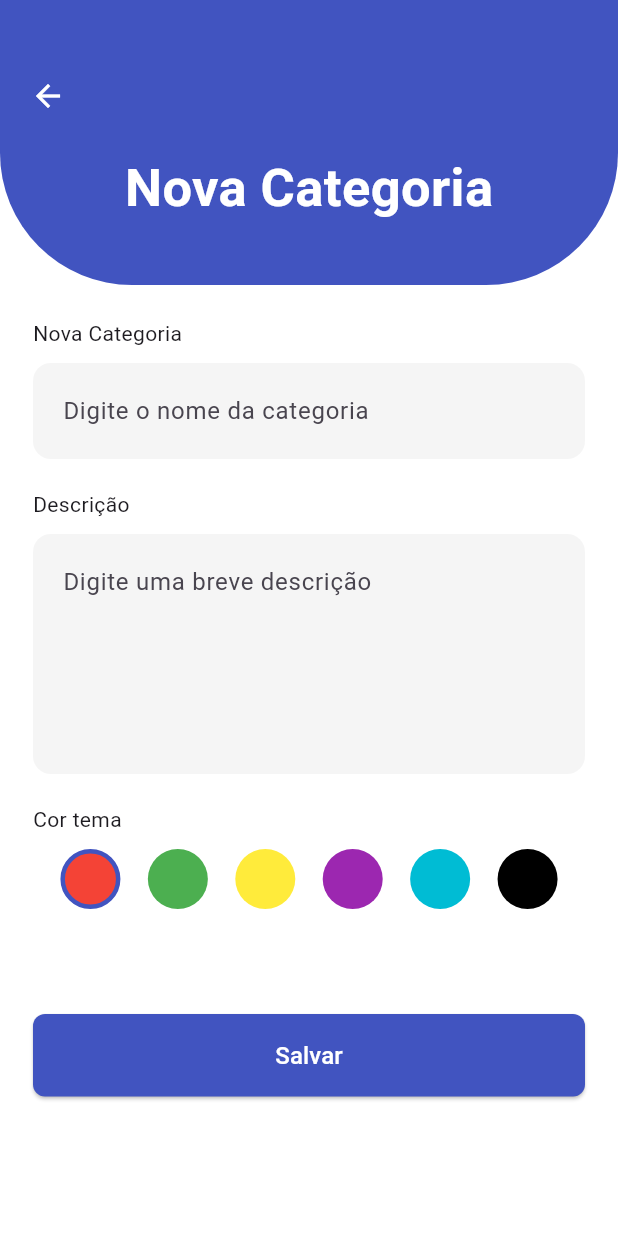
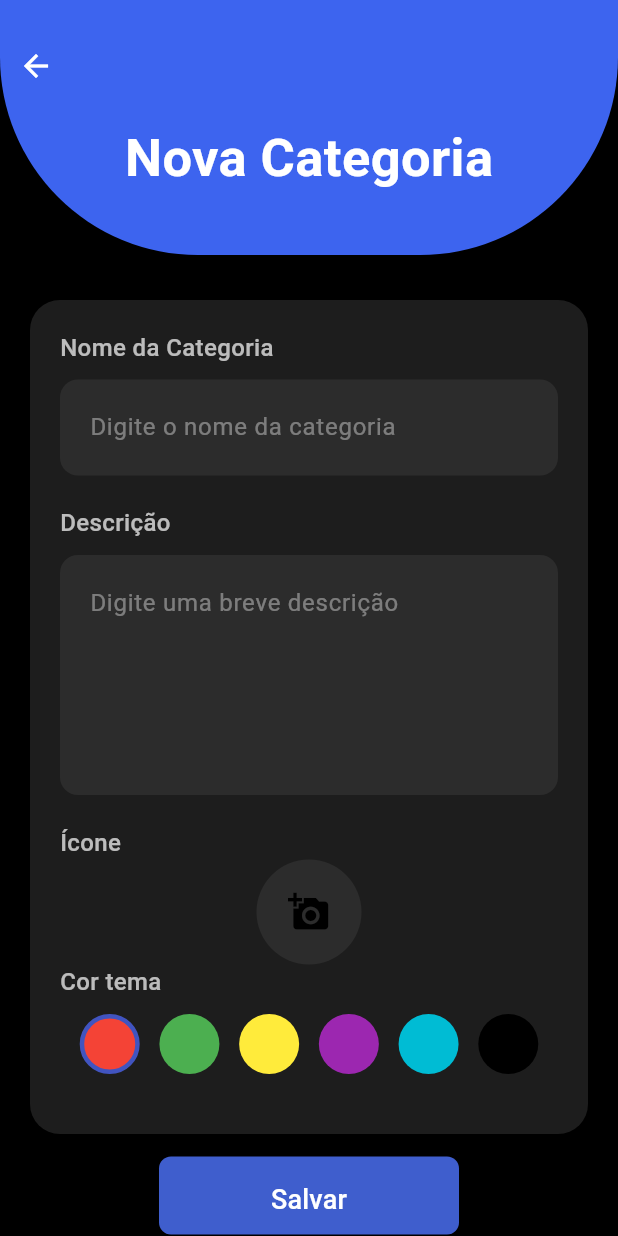
Before and after one commit to Josmateussilva0110/EVOLVERE_PDSI, a Flutter app: the RegisterCategorieScreen screen opened directly, on a phone screen of 412 x 824 dp. Run offline on Flutter 3.47's test engine with Material 3 defaults, Android fonts, the phone set to English and light mode, and no system bars; our stand-ins replace image_picker.

Commit message:
feat: tela de cadastro de categoria no novo estilo

```diff
--- a/frontend/lib/features/user/create_categorie_screen.dart
+++ b/frontend/lib/features/user/create_categorie_screen.dart
@@ -1,4 +1,6 @@
 import 'package:flutter/material.dart';
+import 'package:image_picker/image_picker.dart';
+import 'dart:io';
 
 void main() => runApp(MaterialApp(home: RegisterCategorieScreen()));
 
@@ -17,39 +19,50 @@ class _CategoriesScreenState extends State<RegisterCategorieScreen> {
     Colors.black,
   ];
 
-  Color _selectedColor = Colors.red; // inicializar com a primeira cor
+  Color _selectedColor = Colors.red;
+  File? _image;
+
+  Future<void> _pickImage() async {
+    final pickedFile = await ImagePicker().pickImage(
+      source: ImageSource.gallery,
+    );
+
+    if (pickedFile != null) {
+      setState(() {
+        _image = File(pickedFile.path);
+      });
+    }
+  }
 
   @override
   Widget build(BuildContext context) {
     return Scaffold(
-      backgroundColor: const Color.fromARGB(255, 255, 255, 255),
+      backgroundColor: Colors.black,
       body: SafeArea(
         child: SingleChildScrollView(
           child: Column(
             children: [
               Container(
                 decoration: BoxDecoration(
-                  color: Color.fromARGB(255, 65, 84, 192),
+                  color: Color.fromARGB(255, 61, 100, 239),
                   borderRadius: BorderRadius.only(
-                    bottomLeft: Radius.circular(88),
-                    bottomRight: Radius.circular(88),
+                    bottomLeft: Radius.circular(132),
+                    bottomRight: Radius.circular(132),
                   ),
                 ),
-                padding: EdgeInsets.symmetric(vertical: 40),
+                padding: EdgeInsets.only(top: 20, bottom: 40),
                 width: double.infinity,
                 child: Column(
-                  crossAxisAlignment: CrossAxisAlignment.start,
                   children: [
-                    Padding(
-                      padding: const EdgeInsets.only(left: 8.0),
+                    Align(
+                      alignment: Alignment.topLeft,
                       child: IconButton(
                         onPressed: () {},
                         icon: Icon(Icons.arrow_back, color: Colors.white),
                       ),
                     ),
                     SizedBox(height: 12),
-                    Center(
-                      child: Text(
+                    Text(
                       'Nova Categoria',
                       style: TextStyle(
                         color: Colors.white,
@@ -57,17 +70,30 @@ class _CategoriesScreenState extends State<RegisterCategorieScreen> {
                         fontWeight: FontWeight.bold,
                       ),
                     ),
+                  ],
+                ),
+              ),
+              SizedBox(height: 30),
+              Padding(
+                padding: const EdgeInsets.symmetric(horizontal: 20),
+                child: Container(
+                  padding: EdgeInsets.all(20),
+                  decoration: BoxDecoration(
+                    color: Color(0xFF1D1D1D),
+                    borderRadius: BorderRadius.circular(20),
+                    boxShadow: [
+                      BoxShadow(
+                        color: Colors.black.withOpacity(0.5),
+                        blurRadius: 10,
+                        offset: Offset(0, 4),
                       ),
                     ],
                   ),
-              ),
-              Padding(
-                padding: const EdgeInsets.all(22.0),
                   child: Column(
                     crossAxisAlignment: CrossAxisAlignment.stretch,
                     children: [
                       _buildTextField(
-                      label: "Nova Categoria",
+                        label: "Nome da Categoria",
                         hint: "Digite o nome da categoria",
                       ),
                       SizedBox(height: 20),
@@ -78,12 +104,54 @@ class _CategoriesScreenState extends State<RegisterCategorieScreen> {
                       ),
                       SizedBox(height: 20),
                       Column(
+                        crossAxisAlignment:
+                            CrossAxisAlignment
+                                .start,
+                        children: [
+                          Text(
+                            'Ícone',
+                            style: TextStyle(
+                              color: Colors.white70,
+                              fontSize: 16,
+                              fontWeight: FontWeight.w500,
+                            ),
+                          ),
+
+                          Center(
+                            child: GestureDetector(
+                              onTap: _pickImage,
+                              child: CircleAvatar(
+                                radius: 35,
+                                backgroundColor: Color(0xFF2C2C2C),
+                                backgroundImage:
+                                    _image != null ? FileImage(_image!) : null,
+                                child:
+                                    _image == null
+                                        ? Icon(
+                                          Icons.add_a_photo,
+                                          size: 28,
+                                          color: const Color.fromARGB(255, 0, 0, 0),
+                                        )
+                                        : null,
+                              ),
+                            ),
+                          ),
+                          Column(
                             crossAxisAlignment: CrossAxisAlignment.start,
                             children: [
-                        Text("Cor tema"),
+                              Text(
+                                "Cor tema",
+                                style: TextStyle(
+                                  color: Colors.white70,
+                                  fontSize: 16,
+                                  fontWeight: FontWeight.w500,
+                                ),
+                              ),
+
                               SizedBox(height: 10),
                               Row(
-                          mainAxisAlignment: MainAxisAlignment.spaceEvenly,
+                                mainAxisAlignment:
+                                    MainAxisAlignment.spaceEvenly,
                                 children:
                                     _colorsAvailable.map((cor) {
                                       bool selecionada = cor == _selectedColor;
@@ -118,12 +186,20 @@ class _CategoriesScreenState extends State<RegisterCategorieScreen> {
                               ),
                             ],
                           ),
+                        ],
+                      ),
                       SizedBox(height: 20),
-                    SizedBox(height: 20),
-                    SizedBox(height: 30),
-                    ElevatedButton(
+                    ],
+                  ),
+                ),
+              ),
+              SizedBox(height: 15),
+              SizedBox(
+                width: 200,
+                height: 52,
+                child: ElevatedButton(
                   style: ElevatedButton.styleFrom(
-                        backgroundColor: Color.fromARGB(255, 65, 84, 192),
+                    backgroundColor: Color.fromARGB(255, 63, 94, 205),
                     foregroundColor: Colors.white,
                     padding: EdgeInsets.symmetric(vertical: 16),
                     shape: RoundedRectangleBorder(
@@ -131,12 +207,14 @@ class _CategoriesScreenState extends State<RegisterCategorieScreen> {
                     ),
                   ),
                   onPressed: () {},
-                      child: Text('Salvar', style: TextStyle(fontSize: 16)),
-                    ),
-                    SizedBox(height: 20),
-                  ],
+                  child: Text(
+                    'Salvar',
+                    style: TextStyle(fontSize: 18),
                   ),
                 ),
+              ),
+
+              SizedBox(height: 20),
             ],
           ),
         ),
@@ -152,14 +230,27 @@ class _CategoriesScreenState extends State<RegisterCategorieScreen> {
     return Column(
       crossAxisAlignment: CrossAxisAlignment.start,
       children: [
-        Text(label),
+        Text(
+          label,
+          style: TextStyle(
+            color: Colors.white70,
+            fontSize: 16,
+            fontWeight: FontWeight.w500,
+          ),
+        ),
         SizedBox(height: 10),
         TextField(
           maxLines: maxLines,
+          style: TextStyle(
+            color: Colors.white,
+          ),
           decoration: InputDecoration(
             hintText: hint,
+            hintStyle: TextStyle(
+              color: Colors.white38,
+            ),
             filled: true,
-            fillColor: Colors.grey[100],
+            fillColor: Color(0xFF2C2C2C),
             contentPadding: EdgeInsets.symmetric(vertical: 20, horizontal: 16),
             enabledBorder: OutlineInputBorder(
               borderRadius: BorderRadius.circular(12),
--- a/frontend/lib/main.dart
+++ b/frontend/lib/main.dart
@@ -1,6 +1,6 @@
 import 'package:flutter/material.dart';
-//import './features/user/create_user_screen.dart';
-import './features/user/create_categorie_screen.dart';
+import './features/user/create_user_screen.dart';
+//import './features/user/create_categorie_screen.dart';
 
 void main() {
   runApp(MyApp());
@@ -12,7 +12,7 @@ class MyApp extends StatelessWidget {
     return MaterialApp(
       title: 'App de Usuário',
       theme: ThemeData(primarySwatch: Colors.blue),
-      home: RegisterCategorieScreen(),
+      home: RegisterUserScreen(),
     );
   }
 }
--- a/frontend/pubspec.yaml
+++ b/frontend/pubspec.yaml
@@ -35,6 +35,7 @@ dependencies:
   # Use with the CupertinoIcons class for iOS style icons.
   cupertino_icons: ^1.0.8
   http: ^1.3.0
+  image_picker: any
 
 dev_dependencies:
   flutter_test:
```
Also changed, not shown: frontend/lib/features/user/create_user_screen.dart (+54 -73 lines). Lines whose indentation alone changed are shown as unchanged.
